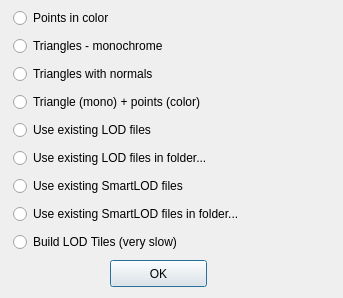
First picture: the form in Src/3DMetrics/choose_loadingmode_dialog.ui, repository IfremerUnderwater/3DMetrics, before the edit.
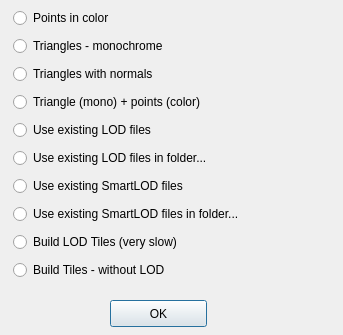
Second picture: the form after the edit.

Commit message: Tile build from obj model

The edit to the form file:
```diff
--- a/Src/3DMetrics/choose_loadingmode_dialog.ui
+++ b/Src/3DMetrics/choose_loadingmode_dialog.ui
@@ -7,7 +7,7 @@
     <x>0</x>
     <y>0</y>
     <width>343</width>
-    <height>298</height>
+    <height>335</height>
    </rect>
   </property>
   <property name="windowTitle">
@@ -17,7 +17,7 @@
    <property name="geometry">
     <rect>
      <x>110</x>
-     <y>260</y>
+     <y>300</y>
      <width>97</width>
      <height>27</height>
     </rect>
@@ -32,7 +32,7 @@
      <x>13</x>
      <y>6</y>
      <width>311</width>
-     <height>257</height>
+     <height>286</height>
     </rect>
    </property>
    <layout class="QVBoxLayout" name="verticalLayout">
@@ -105,6 +105,13 @@
       </property>
      </widget>
     </item>
+    <item>
+     <widget class="QRadioButton" name="buildTiles_radio">
+      <property name="text">
+       <string>Build Tiles - without LOD</string>
+      </property>
+     </widget>
+    </item>
    </layout>
   </widget>
  </widget>
```
The commit also changes 11 other files.
